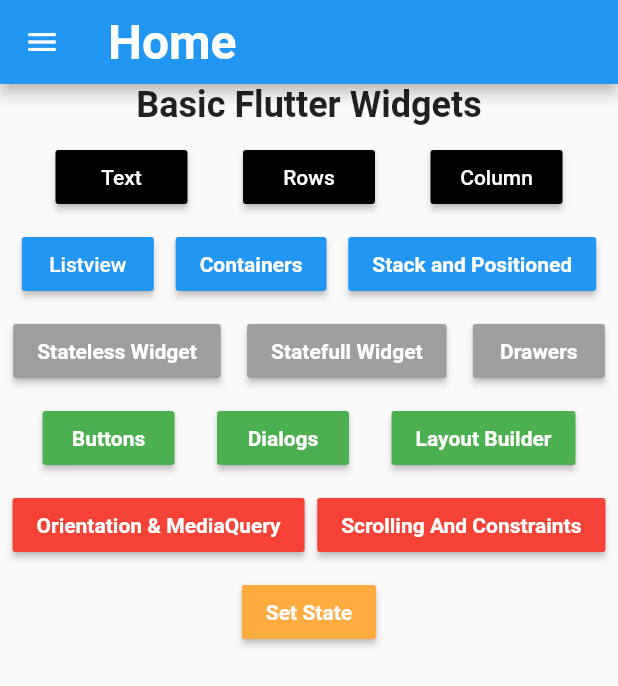
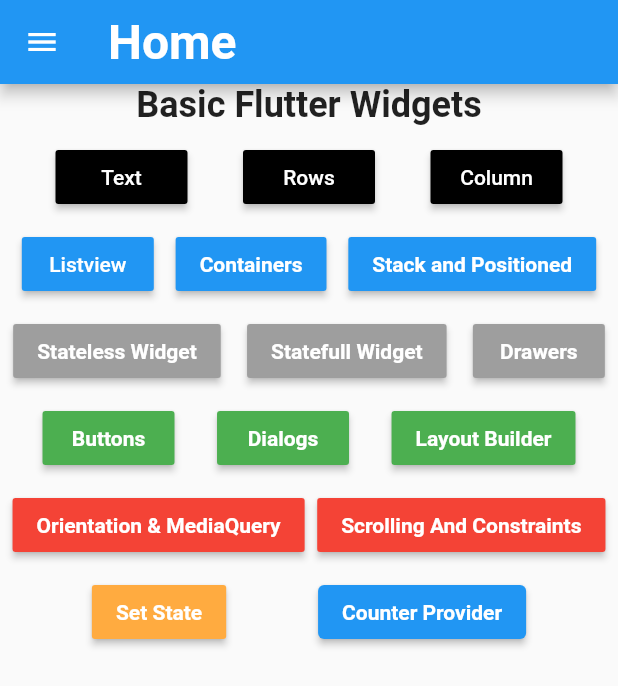
Before and after one commit to qinyanjuidavid/Flutter-All-Round, a Flutter app: the screen it shows after launch, on a phone screen of 412 x 824 dp. Shown: the top 686 px of the screen. Run offline on Flutter 3.47's test engine with Material 2 defaults, Android fonts, the phone set to English and light mode, and no system bars; missing offline and left inert: dart:html.

Commit message:
:boom: statemanagement with provider

```diff
--- a/lib/configs/routes.dart
+++ b/lib/configs/routes.dart
@@ -8,6 +8,7 @@ import 'package:pro1/views/container_screen.dart';
 import 'package:pro1/views/dialogs.dart';
 import 'package:pro1/views/home.dart';
 import 'package:pro1/views/orientations_and_mediaquery.dart';
+import 'package:pro1/views/provider_screen.dart';
 import 'package:pro1/views/scrolling_and_constraints.dart';
 import 'package:pro1/views/set_state.dart';
 import 'package:pro1/views/stacked_and_positioned_screen.dart';
@@ -36,4 +37,5 @@ final appRoutes = {
   "orientation/": (context) => OrientationAndMediaQueryScreen(),
   "scrolling/": (context) => ScrollingAndConstraintsScreen(),
   "setstate/": (context) => SetStateScreen(),
+  "providercounter/": (context) => ProviderScreen(),
 };
--- /dev/null
+++ b/lib/controllers/counter_model.dart
@@ -0,0 +1,19 @@
+import 'package:flutter/cupertino.dart';
+import 'package:provider/provider.dart';
+
+class CounterModel with ChangeNotifier {
+  int _counter = 0;
+
+  void increment() {
+    _counter++;
+    print(_counter);
+    notifyListeners();
+  }
+
+  void decrement() {
+    _counter--;
+    notifyListeners();
+  }
+
+  int get currentCount => _counter;
+}
--- a/lib/main.dart
+++ b/lib/main.dart
@@ -1,6 +1,8 @@
 import 'package:flutter/material.dart';
 import 'package:pro1/configs/routes.dart';
+import 'package:pro1/controllers/counter_model.dart';
 import 'package:pro1/services/navigation_services.dart';
+import 'package:provider/provider.dart';
 
 void main(List<String> args) {
   runApp(const MyApp());
@@ -11,7 +13,9 @@ class MyApp extends StatelessWidget {
 
   @override
   Widget build(BuildContext context) {
-    return MaterialApp(
+    return ChangeNotifierProvider(
+      create: (context) => CounterModel(),
+      child: MaterialApp(
         title: "FreeMob",
         debugShowCheckedModeBanner: false,
         theme: ThemeData.light().copyWith(
@@ -23,6 +27,7 @@ class MyApp extends StatelessWidget {
         initialRoute: "/",
         routes: appRoutes,
         navigatorKey: Navigate.instance.navigationKey,
+      ),
     );
   }
 }
--- a/lib/views/home.dart
+++ b/lib/views/home.dart
@@ -282,6 +282,17 @@ class _HomeScreenState extends State<HomeScreen> {
                       color: Colors.white,
                     ),
                   ),
+                ),
+                ElevatedButton(
+                  onPressed: () {
+                    Navigator.pushNamed(context, "providercounter/");
+                  },
+                  child: const Text(
+                    "Counter Provider",
+                    style: TextStyle(
+                      fontWeight: FontWeight.bold,
+                    ),
+                  ),
                 )
               ],
             )
--- a/pubspec.yaml
+++ b/pubspec.yaml
@@ -31,6 +31,7 @@ environment:
 dependencies:
   flutter:
     sdk: flutter
+  provider: ^6.0.4
 
   # The following adds the Cupertino Icons font to your application.
   # Use with the CupertinoIcons class for iOS style icons.
```
Also changed, not shown: lib/views/provider_screen.dart (added, +76 -0 lines), pubspec.lock. Lines whose indentation alone changed are shown as unchanged.
